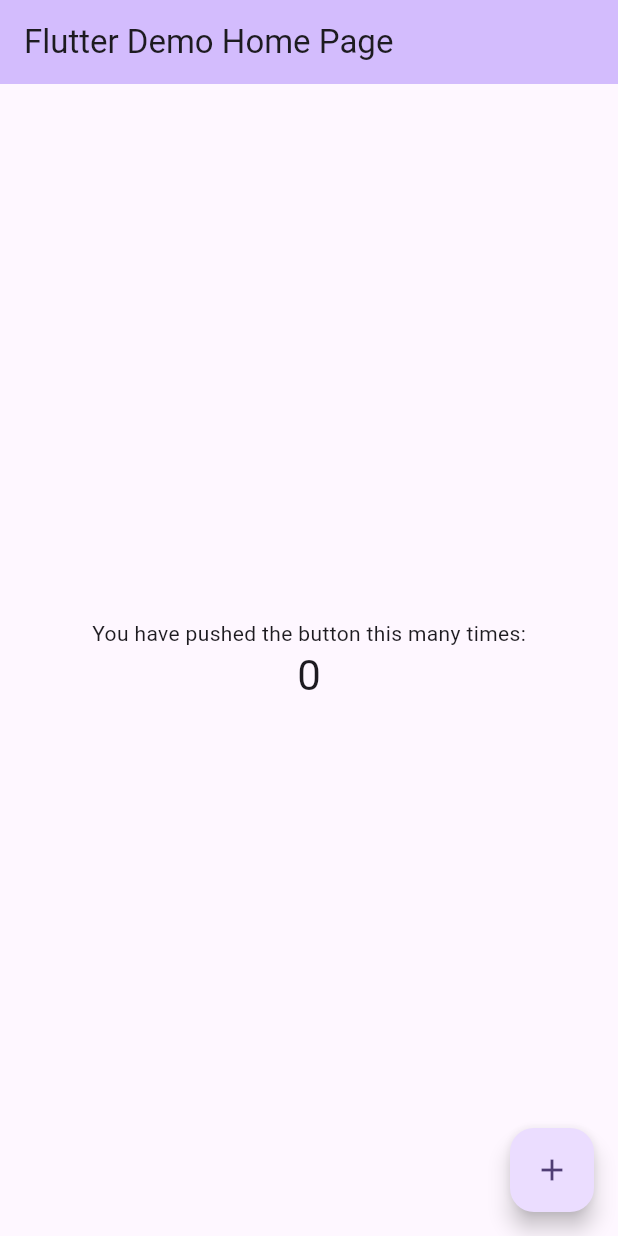
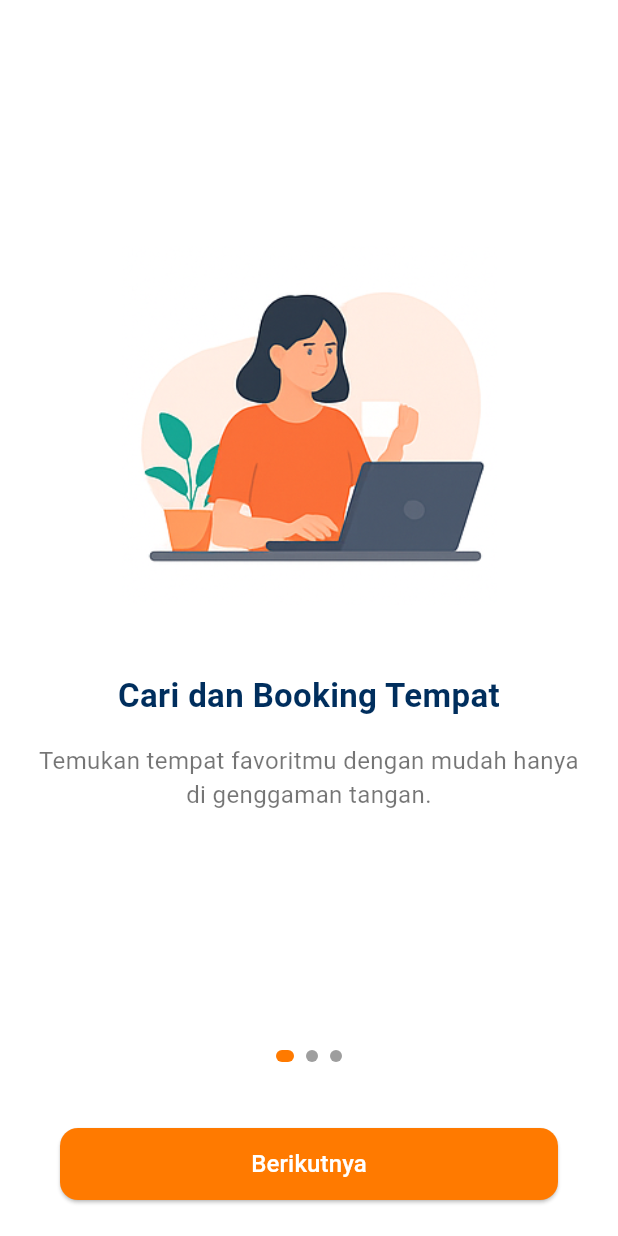
Before and after one commit to djodysutiawan/sdra-tempatin, a Flutter app: the screen it shows after launch, on a phone screen of 412 x 824 dp. Run offline on Flutter 3.47's test engine with Material 3 defaults, Android fonts, the light colour scheme and no system bars; Roboto replaces fonts that are missing (Poppins).

Commit message:
Coba Coba Flutter

```diff
--- a/lib/main.dart
+++ b/lib/main.dart
@@ -1,122 +1,58 @@
 import 'package:flutter/material.dart';
+import 'pages/onboarding_page.dart';
+import 'pages/login_page.dart';
+import 'pages/register_page.dart';
+import 'pages/home_page.dart';
+// import 'pages/explore_page.dart';
+// import 'pages/detail_page.dart';
+// import 'pages/booking_page.dart';
+// import 'pages/checkout_page.dart';
+// import 'pages/mybooking_page.dart';
+// import 'pages/favorite_page.dart';
+// import 'pages/profile_page.dart';
+// import 'pages/help_page.dart';
 
 void main() {
-  runApp(const MyApp());
+  runApp(const TempatinApp());
 }
 
-class MyApp extends StatelessWidget {
-  const MyApp({super.key});
+class TempatinApp extends StatelessWidget {
+  const TempatinApp({super.key});
 
-  // This widget is the root of your application.
   @override
   Widget build(BuildContext context) {
     return MaterialApp(
-      title: 'Flutter Demo',
+      title: 'Tempatin',
+      debugShowCheckedModeBanner: false,
       theme: ThemeData(
-        // This is the theme of your application.
-        //
-        // TRY THIS: Try running your application with "flutter run". You'll see
-        // the application has a purple toolbar. Then, without quitting the app,
-        // try changing the seedColor in the colorScheme below to Colors.green
-        // and then invoke "hot reload" (save your changes or press the "hot
-        // reload" button in a Flutter-supported IDE, or press "r" if you used
-        // the command line to start the app).
-        //
-        // Notice that the counter didn't reset back to zero; the application
-        // state is not lost during the reload. To reset the state, use hot
-        // restart instead.
-        //
-        // This works for code too, not just values: Most code changes can be
-        // tested with just a hot reload.
-        colorScheme: ColorScheme.fromSeed(seedColor: Colors.deepPurple),
+        primaryColor: const Color(0xFFFF7A00), // Orange utama
+        colorScheme: ColorScheme.fromSeed(
+          seedColor: const Color(0xFFFF7A00),
+          primary: const Color(0xFFFF7A00),
+          secondary: const Color(0xFF002E5D),
+        ),
+        useMaterial3: true,
+        fontFamily: 'Poppins',
       ),
-      home: const MyHomePage(title: 'Flutter Demo Home Page'),
+
+      // Halaman pertama kali muncul
+      initialRoute: '/onboarding',
+
+      // Daftar semua rute di aplikasi
+      routes: {
+        '/onboarding': (context) => const OnboardingPage(),
+        '/login': (context) => const LoginPage(),
+        '/register': (context) => const RegisterPage(),
+        '/home': (context) => const HomePage(),
+        // '/explore': (context) => const ExplorePage(),
+        // '/detail': (context) => const DetailPage(),
+        // '/booking': (context) => const BookingPage(),
+        // '/checkout': (context) => const CheckoutPage(),
+        // '/mybooking': (context) => const MyBookingPage(),
+        // '/favorite': (context) => const FavoritePage(),
+        // '/profile': (context) => const ProfilePage(),
+        // '/help': (context) => const HelpPage(),
+      },
     );
   }
 }
-
-class MyHomePage extends StatefulWidget {
-  const MyHomePage({super.key, required this.title});
-
-  // This widget is the home page of your application. It is stateful, meaning
-  // that it has a State object (defined below) that contains fields that affect
-  // how it looks.
-
-  // This class is the configuration for the state. It holds the values (in this
-  // case the title) provided by the parent (in this case the App widget) and
-  // used by the build method of the State. Fields in a Widget subclass are
-  // always marked "final".
-
-  final String title;
-
-  @override
-  State<MyHomePage> createState() => _MyHomePageState();
-}
-
-class _MyHomePageState extends State<MyHomePage> {
-  int _counter = 0;
-
-  void _incrementCounter() {
-    setState(() {
-      // This call to setState tells the Flutter framework that something has
-      // changed in this State, which causes it to rerun the build method below
-      // so that the display can reflect the updated values. If we changed
-      // _counter without calling setState(), then the build method would not be
-      // called again, and so nothing would appear to happen.
-      _counter++;
-    });
-  }
-
-  @override
-  Widget build(BuildContext context) {
-    // This method is rerun every time setState is called, for instance as done
-    // by the _incrementCounter method above.
-    //
-    // The Flutter framework has been optimized to make rerunning build methods
-    // fast, so that you can just rebuild anything that needs updating rather
-    // than having to individually change instances of widgets.
-    return Scaffold(
-      appBar: AppBar(
-        // TRY THIS: Try changing the color here to a specific color (to
-        // Colors.amber, perhaps?) and trigger a hot reload to see the AppBar
-        // change color while the other colors stay the same.
-        backgroundColor: Theme.of(context).colorScheme.inversePrimary,
-        // Here we take the value from the MyHomePage object that was created by
-        // the App.build method, and use it to set our appbar title.
-        title: Text(widget.title),
-      ),
-      body: Center(
-        // Center is a layout widget. It takes a single child and positions it
-        // in the middle of the parent.
-        child: Column(
-          // Column is also a layout widget. It takes a list of children and
-          // arranges them vertically. By default, it sizes itself to fit its
-          // children horizontally, and tries to be as tall as its parent.
-          //
-          // Column has various properties to control how it sizes itself and
-          // how it positions its children. Here we use mainAxisAlignment to
-          // center the children vertically; the main axis here is the vertical
-          // axis because Columns are vertical (the cross axis would be
-          // horizontal).
-          //
-          // TRY THIS: Invoke "debug painting" (choose the "Toggle Debug Paint"
-          // action in the IDE, or press "p" in the console), to see the
-          // wireframe for each widget.
-          mainAxisAlignment: MainAxisAlignment.center,
-          children: <Widget>[
-            const Text('You have pushed the button this many times:'),
-            Text(
-              '$_counter',
-              style: Theme.of(context).textTheme.headlineMedium,
-            ),
-          ],
-        ),
-      ),
-      floatingActionButton: FloatingActionButton(
-        onPressed: _incrementCounter,
-        tooltip: 'Increment',
-        child: const Icon(Icons.add),
-      ), // This trailing comma makes auto-formatting nicer for build methods.
-    );
-  }
-}
--- /dev/null
+++ b/lib/pages/onboarding_page.dart
@@ -0,0 +1,147 @@
+import 'package:flutter/material.dart';
+
+class OnboardingPage extends StatefulWidget {
+  const OnboardingPage({super.key});
+
+  @override
+  State<OnboardingPage> createState() => _OnboardingPageState();
+}
+
+class _OnboardingPageState extends State<OnboardingPage> {
+  final PageController _pageController = PageController();
+  int _currentIndex = 0;
+
+  // Data onboarding (pakai gambar dari assets/images)
+  final List<Map<String, String>> onboardingData = [
+    {
+      "title": "Cari dan Booking Tempat",
+      "desc":
+          "Temukan tempat favoritmu dengan mudah hanya di genggaman tangan.",
+      "image": "assets/images/onboard1.png",
+    },
+    {
+      "title": "Lengkap dengan Lokasi & Maps",
+      "desc":
+          "Lihat lokasi langsung di peta dan pilih tempat yang paling cocok.",
+      "image": "assets/images/onboard2.png",
+    },
+    {
+      "title": "Booking & Bayar Praktis",
+      "desc": "Pesan tempat, dapatkan promo, dan kumpulkan poin dengan mudah.",
+      "image": "assets/images/onboard3.png",
+    },
+  ];
+
+  // Fungsi tombol "Berikutnya" / "Mulai Sekarang"
+  void nextPage() {
+    if (_currentIndex < onboardingData.length - 1) {
+      _pageController.nextPage(
+        duration: const Duration(milliseconds: 400),
+        curve: Curves.easeInOut,
+      );
+    } else {
+      Navigator.pushReplacementNamed(context, '/login');
+    }
+  }
+
+  @override
+  Widget build(BuildContext context) {
+    return Scaffold(
+      backgroundColor: Colors.white,
+      body: Column(
+        children: [
+          // Bagian isi slide
+          Expanded(
+            child: PageView.builder(
+              controller: _pageController,
+              onPageChanged: (index) {
+                setState(() => _currentIndex = index);
+              },
+              itemCount: onboardingData.length,
+              itemBuilder: (context, index) {
+                return Padding(
+                  padding: const EdgeInsets.all(24.0),
+                  child: Column(
+                    mainAxisAlignment: MainAxisAlignment.center,
+                    children: [
+                      // ✅ Tampilkan gambar dari assets/images/
+                      SizedBox(
+                        height: 250,
+                        width: 250,
+                        child: Image.asset(
+                          onboardingData[index]['image']!,
+                          fit: BoxFit.contain,
+                        ),
+                      ),
+                      const SizedBox(height: 40),
+                      Text(
+                        onboardingData[index]['title']!,
+                        style: const TextStyle(
+                          fontSize: 22,
+                          fontWeight: FontWeight.bold,
+                          color: Color(0xFF002E5D),
+                        ),
+                        textAlign: TextAlign.center,
+                      ),
+                      const SizedBox(height: 16),
+                      Text(
+                        onboardingData[index]['desc']!,
+                        style: const TextStyle(
+                          fontSize: 16,
+                          color: Colors.black54,
+                        ),
+                        textAlign: TextAlign.center,
+                      ),
+                    ],
+                  ),
+                );
+              },
+            ),
+          ),
+
+          // Indikator slide (titik di bawah)
+          Row(
+            mainAxisAlignment: MainAxisAlignment.center,
+            children: List.generate(
+              onboardingData.length,
+              (index) => Container(
+                margin: const EdgeInsets.symmetric(horizontal: 4),
+                width: _currentIndex == index ? 12 : 8,
+                height: 8,
+                decoration: BoxDecoration(
+                  color: _currentIndex == index
+                      ? const Color(0xFFFF7A00)
+                      : Colors.grey,
+                  borderRadius: BorderRadius.circular(12),
+                ),
+              ),
+            ),
+          ),
+
+          const SizedBox(height: 20),
+
+          // Tombol "Berikutnya" atau "Mulai Sekarang"
+          Padding(
+            padding: const EdgeInsets.symmetric(horizontal: 40, vertical: 24),
+            child: ElevatedButton(
+              style: ElevatedButton.styleFrom(
+                backgroundColor: const Color(0xFFFF7A00),
+                minimumSize: const Size(double.infinity, 48),
+                shape: RoundedRectangleBorder(
+                  borderRadius: BorderRadius.circular(12),
+                ),
+              ),
+              onPressed: nextPage,
+              child: Text(
+                _currentIndex == onboardingData.length - 1
+                    ? "Mulai Sekarang"
+                    : "Berikutnya",
+                style: const TextStyle(fontSize: 16, color: Colors.white),
+              ),
+            ),
+          ),
+        ],
+      ),
+    );
+  }
+}
--- a/pubspec.yaml
+++ b/pubspec.yaml
@@ -2,7 +2,7 @@ name: tempatin
 description: "A new Flutter project."
 # The following line prevents the package from being accidentally published to
 # pub.dev using `flutter pub publish`. This is preferred for private packages.
-publish_to: 'none' # Remove this line if you wish to publish to pub.dev
+publish_to: "none" # Remove this line if you wish to publish to pub.dev
 
 # The following defines the version and build number for your application.
 # A version number is three numbers separated by dots, like 1.2.43
@@ -51,7 +51,6 @@ dev_dependencies:
 
 # The following section is specific to Flutter packages.
 flutter:
-
   # The following line ensures that the Material Icons font is
   # included with your application, so that you can use the icons in
   # the material Icons class.
@@ -87,3 +86,5 @@ flutter:
   #
   # For details regarding fonts from package dependencies,
   # see https://flutter.dev/to/font-from-package
+  assets:
+    - assets/images/
```
Also changed, not shown: lib/pages/home_page.dart (added, +53 -0 lines), lib/pages/login_page.dart (added, +85 -0 lines), lib/pages/register_page.dart (added, +95 -0 lines), assets/images/onboard1.png (added), assets/images/onboard2.png (added), assets/images/onboard3.png (added).
